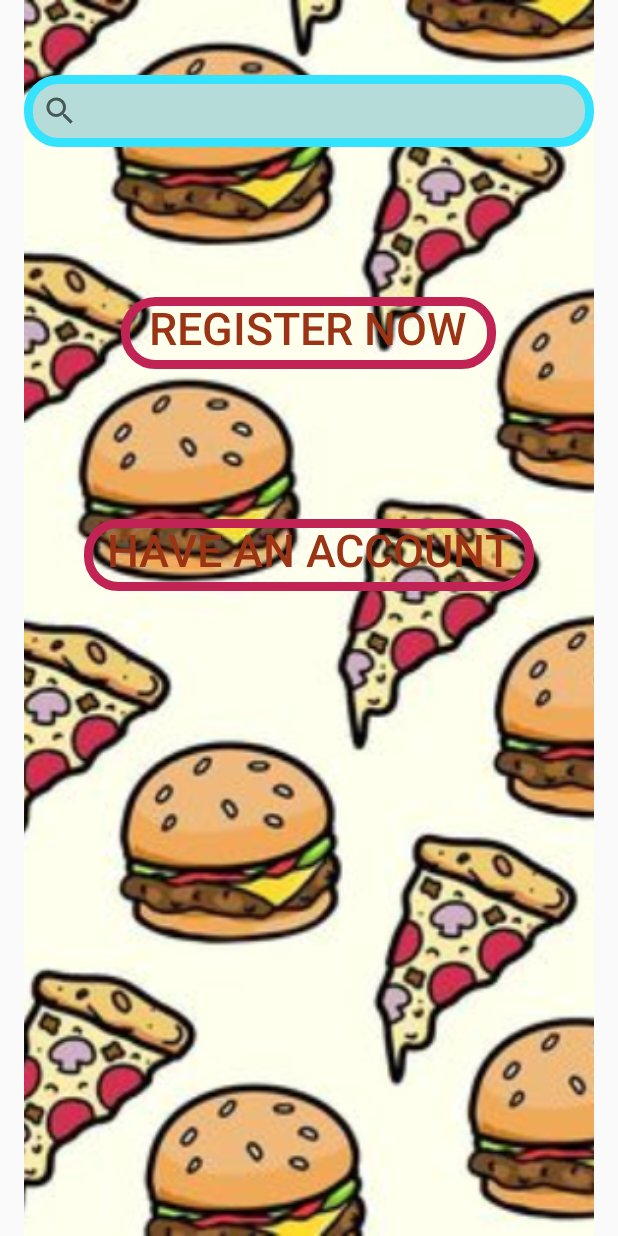
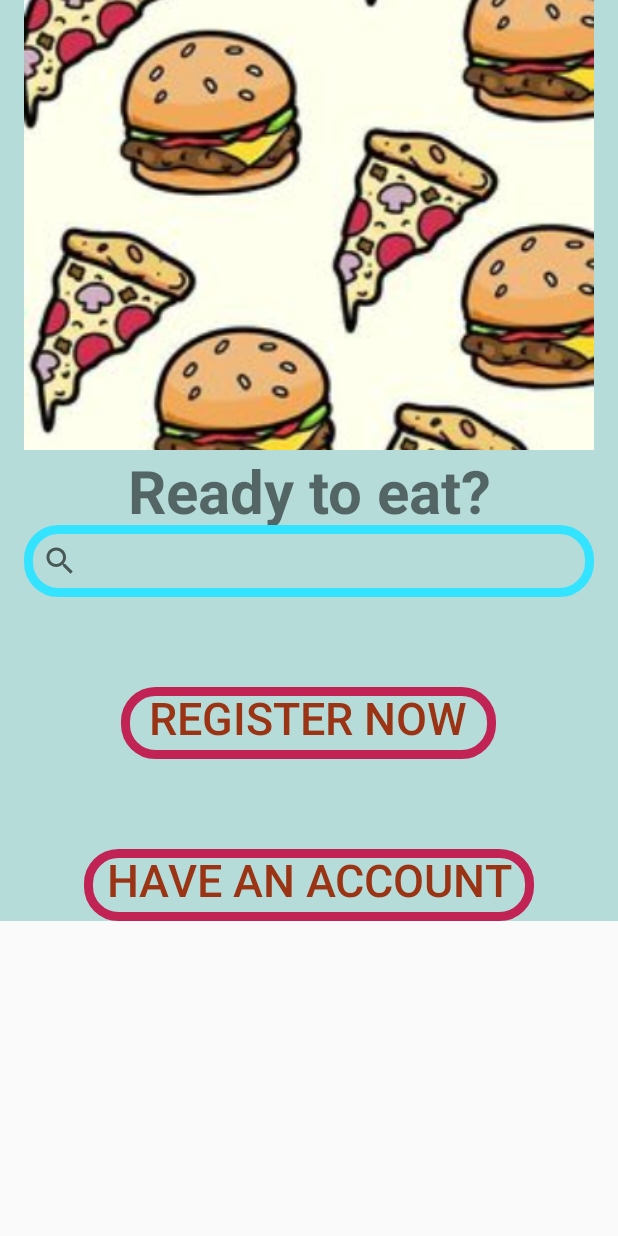
Before and after one commit to anhkiet190999/UFS-app, an Android app: the screen it shows after launch (MainActivity), on a phone screen of 412 x 824 dp. Run offline under Robolectric (Android 15) with nearby library versions, the phone set to English and light mode, and no system bars; our stand-ins replace Firebase (no records; nobody signed in at launch, a user with empty details on screens opened directly).

Commit message:
usf app add homepage

```diff
--- a/app/build.gradle
+++ b/app/build.gradle
@@ -26,6 +26,9 @@ android {
         sourceCompatibility JavaVersion.VERSION_1_8
         targetCompatibility JavaVersion.VERSION_1_8
     }
+    buildFeatures {
+        viewBinding true
+    }
 }
 
 dependencies {
--- a/app/src/main/java/com/example/ufs/MainActivity.java
+++ b/app/src/main/java/com/example/ufs/MainActivity.java
@@ -10,13 +10,23 @@ import android.widget.Button;
 import android.widget.TextView;
 import android.widget.Toast;
 
+import com.google.firebase.auth.FirebaseAuth;
+
 public class MainActivity extends AppCompatActivity {
 
+    private FirebaseAuth mAuth;
     @Override
     protected void onCreate(Bundle savedInstanceState) {
         super.onCreate(savedInstanceState);
         setContentView(R.layout.activity_main);
 
+        mAuth = FirebaseAuth.getInstance();
+
+        if(mAuth.getCurrentUser() != null){
+            Toast.makeText(MainActivity.this, "Nice to see you again!", Toast.LENGTH_LONG).show();
+            Intent homeIntent = new Intent(getApplicationContext(), home.class );
+            startActivity(homeIntent);
+        }
         Button register = findViewById(R.id.register);
         Button account = findViewById(R.id.account);
 
--- a/app/src/main/res/layout/activity_main.xml
+++ b/app/src/main/res/layout/activity_main.xml
@@ -1,5 +1,11 @@
 <?xml version="1.0" encoding="utf-8"?>
-<RelativeLayout xmlns:android="http://schemas.android.com/apk/res/android"
+<ScrollView xmlns:android="http://schemas.android.com/apk/res/android"
+    android:layout_width="match_parent"
+    android:layout_height="wrap_content"
+    android:fillViewport="true"
+    android:background="@color/light_blue">
+
+    <RelativeLayout
         android:layout_width="match_parent"
         android:layout_height="match_parent"
         android:paddingLeft="16dp"
@@ -8,23 +14,36 @@
         <ImageView
             android:id="@+id/start_background"
             android:layout_width="fill_parent"
-        android:layout_height="fill_parent"
+            android:layout_height="300dp"
             android:scaleType="centerCrop"
             android:src="@drawable/start" />
+
+        <TextView
+            android:layout_width="match_parent"
+            android:layout_height="wrap_content"
+            android:text="Ready to eat?"
+            android:layout_below="@+id/start_background"
+            android:textStyle="bold"
+            android:textSize="40dp"
+            android:layout_centerHorizontal="true"
+            android:textAlignment="center"
+            android:gravity="center_horizontal" />
+
 
         <SearchView
             android:id="@+id/search"
             android:layout_width="match_parent"
             android:layout_height="wrap_content"
+            android:layout_below="@+id/start_background"
             android:layout_marginTop="50dp"
-        android:background="@drawable/custome_searchbar" />
+            android:background="@drawable/custome_searchbar"/>
 
         <Button
             android:id="@+id/register"
             android:layout_width="250dp"
             android:layout_height="wrap_content"
             android:layout_below="@+id/search"
-        android:layout_marginTop="100dp"
+            android:layout_marginTop="60dp"
             android:background="@drawable/custome_bar"
             android:layout_centerHorizontal="true"
             android:gravity="center_horizontal"
@@ -38,7 +57,7 @@
             android:layout_width="300dp"
             android:layout_height="wrap_content"
             android:layout_below="@+id/register"
-        android:layout_marginTop="100dp"
+            android:layout_marginTop="60dp"
             android:text="HAVE AN ACCOUNT"
             android:textColor="@color/red"
             android:textAlignment="center"
@@ -47,5 +66,5 @@
             android:textSize="30dp"
             android:background="@drawable/custome_bar"/>
 
-
     </RelativeLayout>
+</ScrollView>
--- a/app/src/main/res/values-night/themes.xml
+++ b/app/src/main/res/values-night/themes.xml
@@ -13,4 +13,9 @@
         <item name="android:statusBarColor" tools:targetApi="l">?attr/colorPrimaryVariant</item>
         <!-- Customize your theme here. -->
     </style>
+
+    <style name="ThemeOverlay.UFS.FullscreenContainer" parent="">
+        <item name="fullscreenBackgroundColor">@color/light_blue_900</item>
+        <item name="fullscreenTextColor">@color/light_blue_A400</item>
+    </style>
 </resources>
--- /dev/null
+++ b/app/src/main/res/values/attrs.xml
@@ -0,0 +1,6 @@
+<resources>
+    <declare-styleable name="FullscreenAttrs">
+        <attr name="fullscreenBackgroundColor" format="color" />
+        <attr name="fullscreenTextColor" format="color" />
+    </declare-styleable>
+</resources>
--- a/app/src/main/res/values/colors.xml
+++ b/app/src/main/res/values/colors.xml
@@ -13,4 +13,9 @@
     <color name="light_blue">#B5DCD9</color>
     <color name="start_color">#3F8782</color>
     <color name="end_color">#D1D974</color>
+    <color name="light_blue_600">#FF039BE5</color>
+    <color name="light_blue_900">#FF01579B</color>
+    <color name="light_blue_A200">#FF40C4FF</color>
+    <color name="light_blue_A400">#FF00B0FF</color>
+    <color name="black_overlay">#66000000</color>
 </resources>
--- a/app/src/main/res/values/strings.xml
+++ b/app/src/main/res/values/strings.xml
@@ -1,3 +1,6 @@
 <resources>
     <string name="app_name">UFS</string>
+    <string name="title_activity_home">home</string>
+    <string name="dummy_button">Dummy Button</string>
+    <string name="dummy_content">DUMMY\nCONTENT</string>
 </resources>
```
Also changed, not shown: app/src/main/AndroidManifest.xml (+6 -3 lines), app/src/main/java/com/example/ufs/home.java (added, +14 -0 lines), app/src/main/java/com/example/ufs/login.java (+7 -5 lines), app/src/main/java/com/example/ufs/registration.java (+5 -3 lines), app/src/main/res/layout/activity_home.xml (added, +64 -0 lines), app/src/main/res/values/styles.xml (added, +11 -0 lines), app/src/main/res/values/themes.xml (+11 -0 lines), app/src/main/res/drawable/deliveryicon.jpeg (added), app/src/main/res/drawable/home.jpeg (added), app/src/main/res/drawable/ordericon.jpeg (added). Lines whose indentation alone changed are shown as unchanged.
